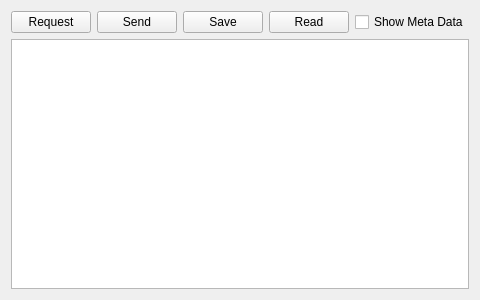
First picture: the form in ground/src/plugins/uavobjectbrowser/uavobjectbrowser.ui, repository openpilot/OpenPilot, before the edit.
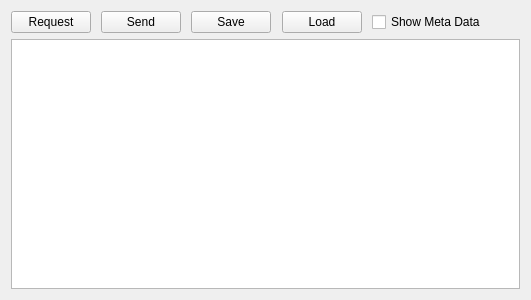
Second picture: the form after the edit.

Diff of the .ui file:
```diff
--- a/ground/src/plugins/uavobjectbrowser/uavobjectbrowser.ui
+++ b/ground/src/plugins/uavobjectbrowser/uavobjectbrowser.ui
@@ -6,7 +6,7 @@
    <rect>
     <x>0</x>
     <y>0</y>
-    <width>476</width>
+    <width>531</width>
     <height>300</height>
    </rect>
   </property>
@@ -100,7 +100,7 @@
         <string>Read from SD Card</string>
        </property>
        <property name="text">
-        <string>Read</string>
+        <string>Load</string>
        </property>
       </widget>
      </item>
```
Left out of the diff: 2 changed lines with no effect on the pictures.
